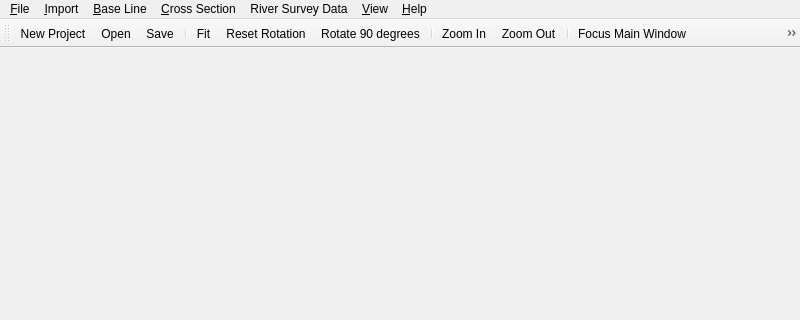
The window that apps/rivmaker/main/rivmakermainwindow.ui (i-RIC/prepost-gui) describes before a commit, drawn with Qt 5; both pictures show x 0 to 800 and y 0 to 320 of the 800 by 600 pixel window.
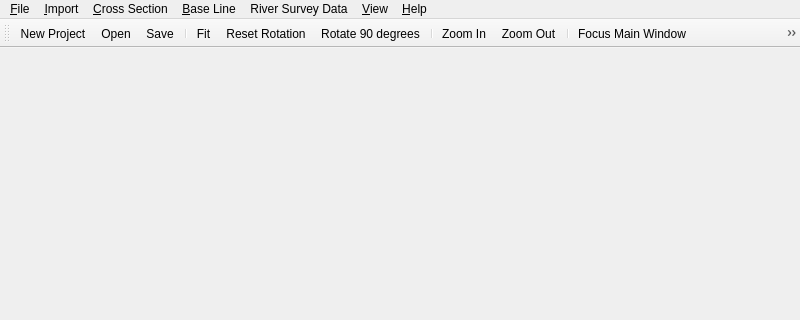
The same window after the commit. Icons and pictures are not drawn.

Commit message: Base line edit coordinates implemented.

```diff
--- a/apps/rivmaker/main/rivmakermainwindow.ui
+++ b/apps/rivmaker/main/rivmakermainwindow.ui
@@ -141,8 +141,8 @@
    </widget>
    <addaction name="fileMenu"/>
    <addaction name="importMenu"/>
-   <addaction name="baseLineMenu"/>
    <addaction name="crosssectionLineMenu"/>
+   <addaction name="baseLineMenu"/>
    <addaction name="riverSurveyDataMenu"/>
    <addaction name="menu_Window"/>
    <addaction name="helpMenu"/>
```
The commit also changes 4 other files.
